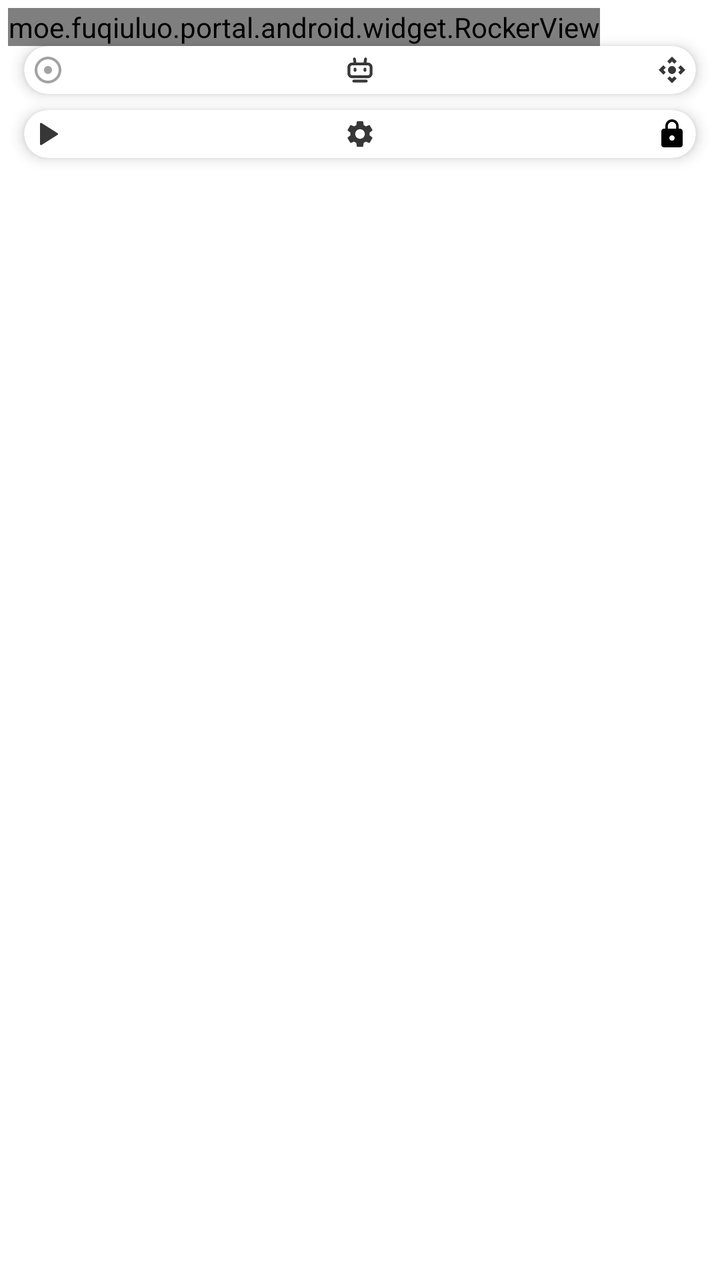
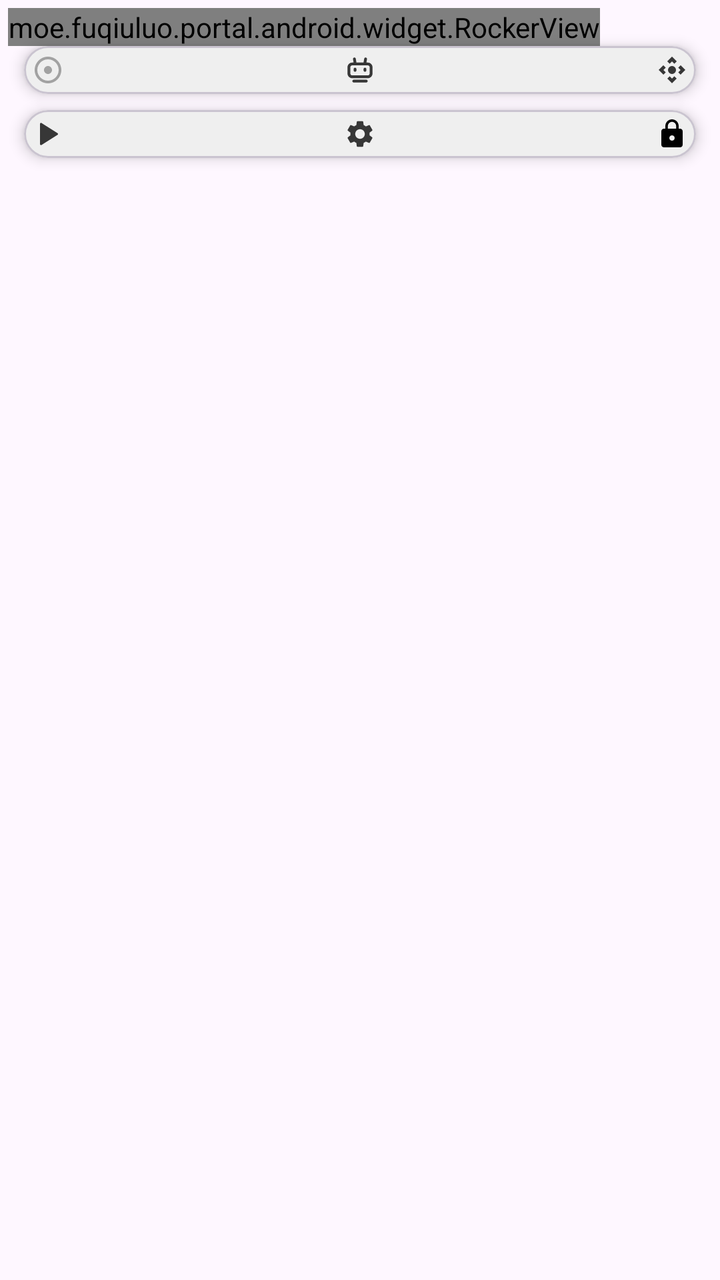

The first picture is an Android layout as it rendered before a commit; the second is the same layout after the commit. The layout source and the unified diff follow.
<!-- AndroidManifest.xml: application theme AppTheme -->
<!-- res/layout/layout_rocker.xml -->
<?xml version="1.0" encoding="utf-8"?>
<LinearLayout xmlns:android="http://schemas.android.com/apk/res/android"
    xmlns:tools="http://schemas.android.com/tools"
    android:layout_width="wrap_content"
    android:layout_height="wrap_content"
    xmlns:app="http://schemas.android.com/apk/res-auto"
    android:background="@android:color/transparent"
    android:padding="4dp"
    android:orientation="vertical">

    <moe.fuqiuluo.portal.android.widget.RockerView
        android:id="@+id/rocker"
        android:layout_width="wrap_content"
        android:layout_height="wrap_content"
        app:areaBackground="#E6494949"
        app:rockerBackground="#FFFFFF" />

    <androidx.cardview.widget.CardView
        android:layout_width="match_parent"
        android:layout_height="wrap_content"
        android:layout_marginLeft="8dp"
        android:layout_marginRight="8dp"
        android:layout_marginBottom="8dp"
        app:contentPadding="4dp"
        app:cardCornerRadius="12dp"
        app:cardBackgroundColor="@color/white"
        app:cardElevation="4dp">
        <LinearLayout
            android:layout_width="match_parent"
            android:layout_height="wrap_content"
            android:orientation="vertical">

            <androidx.constraintlayout.widget.ConstraintLayout
                android:layout_width="match_parent"
                android:layout_height="wrap_content"
                android:orientation="horizontal">

                <androidx.appcompat.widget.AppCompatImageView
                    android:id="@+id/move"
                    android:layout_width="16dp"
                    android:layout_height="16dp"
                    android:importantForAccessibility="no"
                    android:contentDescription="@string/app_name"
                    android:src="@drawable/baseline_adjust_24"
                    app:layout_constraintStart_toStartOf="parent"
                    app:layout_constraintTop_toTopOf="parent" />

                <com.google.android.material.textview.MaterialTextView
                    android:layout_width="wrap_content"
                    android:layout_height="wrap_content"
                    android:textSize="10sp"
                    android:text="@string/app_name"
                    android:layout_gravity="center"
                    android:gravity="center"
                    android:visibility="gone"
                    app:layout_constraintStart_toEndOf="@id/move"
                    app:layout_constraintTop_toTopOf="parent"
                    tools:ignore="SmallSp" />

                <androidx.appcompat.widget.AppCompatImageView
                    android:id="@+id/auto"
                    android:layout_width="16dp"
                    android:layout_height="16dp"
                    android:importantForAccessibility="no"
                    android:contentDescription="@string/app_name"
                    android:src="@drawable/baseline_robot_24"
                    app:tint="#373737"
                    app:layout_constraintBottom_toBottomOf="parent"
                    app:layout_constraintEnd_toEndOf="parent"
                    app:layout_constraintStart_toStartOf="parent"
                    app:layout_constraintTop_toTopOf="parent" />


                <androidx.appcompat.widget.AppCompatImageView
                    android:id="@+id/expand_menu"
                    android:layout_width="16dp"
                    android:layout_height="16dp"
                    android:importantForAccessibility="no"
                    android:contentDescription="@string/app_name"
                    android:src="@drawable/baseline_control_camera_24"
                    app:tint="#373737"
                    app:layout_constraintEnd_toEndOf="parent"
                    app:layout_constraintTop_toTopOf="parent" />

            </androidx.constraintlayout.widget.ConstraintLayout>
        </LinearLayout>
    </androidx.cardview.widget.CardView>

    <androidx.cardview.widget.CardView
        android:id="@+id/auto_card"
        android:layout_width="match_parent"
        android:layout_height="wrap_content"
        android:layout_marginLeft="8dp"
        android:layout_marginRight="8dp"
        android:layout_marginBottom="8dp"
        app:contentPadding="4dp"
        app:cardCornerRadius="12dp"
        app:cardBackgroundColor="@color/white"
        android:layout_gravity="center"
        app:cardElevation="4dp">
        <LinearLayout
            android:layout_width="match_parent"
            android:layout_height="wrap_content"
            android:orientation="vertical">

            <androidx.constraintlayout.widget.ConstraintLayout
                android:layout_width="match_parent"
                android:layout_height="wrap_content"
                android:orientation="horizontal">

                <androidx.appcompat.widget.AppCompatImageView
                    android:id="@+id/auto_play"
                    android:layout_width="16dp"
                    android:layout_height="16dp"
                    android:importantForAccessibility="no"
                    android:contentDescription="@string/app_name"
                    android:src="@drawable/baseline_play_24"
                    app:layout_constraintStart_toStartOf="parent"
                    app:layout_constraintTop_toTopOf="parent" />

                <com.google.android.material.textview.MaterialTextView
                    android:layout_width="wrap_content"
                    android:layout_height="wrap_content"
                    android:textSize="10sp"
                    android:text="@string/app_name"
                    android:layout_gravity="center"
                    android:gravity="center"
                    android:visibility="gone"
                    app:layout_constraintStart_toEndOf="@id/auto_play"
                    app:layout_constraintTop_toTopOf="parent"
                    tools:ignore="SmallSp" />

                <androidx.appcompat.widget.AppCompatImageView
                    android:id="@+id/auto_status"
                    android:layout_width="16dp"
                    android:layout_height="16dp"
                    android:importantForAccessibility="no"
                    android:contentDescription="@string/app_name"
                    android:src="@drawable/baseline_settings_24"
                    app:tint="#373737"
                    app:layout_constraintBottom_toBottomOf="parent"
                    app:layout_constraintEnd_toEndOf="parent"
                    app:layout_constraintStart_toStartOf="parent"
                    app:layout_constraintTop_toTopOf="parent" />

                <com.google.android.material.textview.MaterialTextView
                    android:layout_width="wrap_content"
                    android:layout_height="wrap_content"
                    android:textSize="10sp"
                    android:text="@string/app_name"
                    android:layout_gravity="center"
                    android:gravity="center"
                    android:visibility="gone"
                    app:layout_constraintStart_toEndOf="@id/auto_status"
                    app:layout_constraintTop_toTopOf="parent"
                    tools:ignore="SmallSp" />

                <androidx.appcompat.widget.AppCompatImageView
                    android:id="@+id/auto_lock"
                    android:layout_width="16dp"
                    android:layout_height="16dp"
                    android:importantForAccessibility="no"
                    android:contentDescription="@string/app_name"
                    android:background="@drawable/baseline_lock_24"
                    app:layout_constraintEnd_toEndOf="parent"
                    app:layout_constraintTop_toTopOf="parent" />

            </androidx.constraintlayout.widget.ConstraintLayout>
        </LinearLayout>
    </androidx.cardview.widget.CardView>

    <androidx.cardview.widget.CardView
        android:layout_width="match_parent"
        android:layout_height="wrap_content"
        android:layout_marginLeft="1dp"
        android:layout_marginRight="1dp"
        android:layout_marginBottom="8dp"
        app:contentPadding="4dp"
        app:cardCornerRadius="4dp"
        app:cardBackgroundColor="@color/white"
        android:visibility="gone"
        app:cardElevation="2dp">

        <androidx.constraintlayout.widget.ConstraintLayout
            android:id="@+id/expand_menu_layout"
            android:layout_width="match_parent"
            android:layout_height="wrap_content">

            <androidx.constraintlayout.widget.ConstraintLayout
                android:layout_width="match_parent"
                android:layout_height="wrap_content"
                app:layout_constraintTop_toTopOf="parent"
                app:layout_constraintStart_toStartOf="parent">

                <com.google.android.material.textview.MaterialTextView
                    style="@style/TextAppearance.Material3.LabelSmall"
                    android:layout_width="match_parent"
                    android:layout_height="wrap_content"
                    android:text="@string/rocker_speed"
                    android:textSize="8sp"
                    android:layout_weight="1"
                    android:maxLines="1"
                    android:gravity="center|start"
                    app:layout_constraintTop_toTopOf="parent"
                    app:layout_constraintStart_toStartOf="parent"
                    tools:ignore="SmallSp" />

                <com.google.android.material.textview.MaterialTextView
                    android:id="@+id/speed"
                    style="@style/TextAppearance.Material3.LabelSmall"
                    android:layout_width="match_parent"
                    android:layout_height="wrap_content"
                    android:text="@string/default_speed"
                    android:layout_weight="1"
                    android:textSize="8sp"
                    android:gravity="center|end"
                    android:maxLines="1"
                    app:layout_constraintTop_toTopOf="parent"
                    app:layout_constraintEnd_toEndOf="parent"
                    tools:ignore="SmallSp" />

                <com.google.android.material.slider.Slider
                    android:id="@+id/speed_slider"
                    android:layout_width="match_parent"
                    android:layout_height="wrap_content"
                    android:stepSize="5.0"
                    android:valueFrom="0.0"
                    android:valueTo="50.0"
                    app:tickVisible="false"
                    app:thumbElevation="2dp"
                    android:padding="0dp"
                    app:thumbHeight="8dp"
                    app:thumbRadius="4dp"
                    app:trackHeight="4dp"
                    app:layout_constraintBottom_toBottomOf="parent"
                    app:layout_constraintStart_toStartOf="parent" />

                <com.google.android.material.divider.MaterialDivider
                    android:id="@+id/divider"
                    android:layout_width="match_parent"
                    android:layout_height="wrap_content"
                    android:layout_marginTop="24dp"
                    app:layout_constraintTop_toBottomOf="@id/speed"
                    app:layout_constraintStart_toStartOf="parent" />

            </androidx.constraintlayout.widget.ConstraintLayout>


        </androidx.constraintlayout.widget.ConstraintLayout>
    </androidx.cardview.widget.CardView>

</LinearLayout>
<!-- resources referenced by this layout -->
<resources>
  <color name="white">#FFFFFFFF</color>
  <!-- drawable baseline_adjust_24 (drawable) -->
  <vector xmlns:android="http://schemas.android.com/apk/res/android" android:autoMirrored="true" android:height="12dp" android:tint="#A2A2A2" android:viewportHeight="24" android:viewportWidth="24" android:width="12dp">
        
      <path android:fillColor="@android:color/white" android:pathData="M12,2C6.49,2 2,6.49 2,12s4.49,10 10,10 10,-4.49 10,-10S17.51,2 12,2zM12,20c-4.41,0 -8,-3.59 -8,-8s3.59,-8 8,-8 8,3.59 8,8 -3.59,8 -8,8zM15,12c0,1.66 -1.34,3 -3,3s-3,-1.34 -3,-3 1.34,-3 3,-3 3,1.34 3,3z"/>
      
  </vector>
  <!-- drawable baseline_play_24 (drawable) -->
  <vector xmlns:android="http://schemas.android.com/apk/res/android"
      android:width="24dp"
      android:height="24dp"
      android:viewportWidth="1024"
      android:viewportHeight="1024">
    <path
        android:pathData="M817.1,485l-512,-323.7C295.2,155 282.8,154.6 272.6,160.2 262.3,165.9 256,176.6 256,188.3l0,647.3c0,11.6 6.3,22.4 16.6,28 4.8,2.7 10.1,4 15.4,4 6,0 11.9,-1.7 17.1,-4.9l512,-323.6C826.4,533.2 832,523 832,512 832,501 826.4,490.8 817.1,485z"
        android:fillColor="#373737"/>
  </vector>
  <string name="app_name">PortalEX</string>
  <string name="default_speed">1m/s</string>
  <string name="rocker_speed">摇杆速度</string>
  <style name="AppTheme" parent="Theme.MaterialComponents.Light.NoActionBar">
          <item name="colorPrimaryVariant">@color/purple_700</item>
          <item name="colorOnPrimary">@color/portal_appbar_color</item>
          <item name="colorSecondary">@color/portal_appbar_color</item>
          <item name="colorSecondaryVariant">@color/portal_appbar_color_center</item>
  
  
          <item name="colorOnSecondary">@color/white</item>
          <item name="colorPrimary">@color/theme_appbar_color</item>
          <item name="colorControlHighlight">@color/theme_focused_touch</item>
  
          <item name="colorPrimaryDark">@color/portal_appbar_color</item>
          <item name="android:statusBarColor">@android:color/transparent</item>
          <item name="windowActionModeOverlay">true</item>
          <item name="windowActionBar">false</item>
          <item name="windowNoTitle">true</item>
          <item name="android:windowDrawsSystemBarBackgrounds">true</item>
          <item name="android:windowTranslucentStatus">true</item>
          <item name="colorControlNormal">@color/white</item>
          <item name="colorControlActivated">@color/portal_appbar_color_dark</item>
          <item name="android:textColorHint">@android:color/white</item>
          <item name="android:editTextColor">@android:color/white</item>
          <item name="searchViewStyle">@style/Portal.SearchViewStyle</item>
          <item name="selectableItemBackgroundBorderless">@drawable/ripple_effect</item>
          <item name="sliderStyle">@style/Portal.SliderTheme</item>
      </style>
  <color name="purple_700">#FF3700B3</color>
  <color name="portal_appbar_color">#5F5F5F</color>
  <color name="portal_appbar_color_center">#494949</color>
  <color name="theme_appbar_color">#5F5F5F</color>
  <color name="theme_focused_touch">#A0A0A0</color>
  <color name="portal_appbar_color_dark">#373737</color>
  <style name="Portal.SearchViewStyle" parent="Widget.AppCompat.SearchView">
      </style>
  <!-- drawable ripple_effect (drawable) -->
  <ripple xmlns:android="http://schemas.android.com/apk/res/android"
      android:color="@color/selected_color">
      <item android:id="@android:id/mask" android:drawable="@color/white"/>
  </ripple >
  <style name="Portal.SliderTheme" parent="Widget.MaterialComponents.Slider">
  
      </style>
  <color name="selected_color">#BCBCBC</color>
  <!-- unchanged entries left out for length: 4 -->
</resources>

<!-- the commit's change to res/layout/layout_rocker.xml (unified diff, before → after) -->
@@ -15,7 +15,7 @@
         app:areaBackground="#E6494949"
         app:rockerBackground="#FFFFFF" />
 
-    <androidx.cardview.widget.CardView
+    <com.google.android.material.card.MaterialCardView
         android:layout_width="match_parent"
         android:layout_height="wrap_content"
         android:layout_marginLeft="8dp"
@@ -23,7 +23,7 @@
         android:layout_marginBottom="8dp"
         app:contentPadding="4dp"
         app:cardCornerRadius="12dp"
-        app:cardBackgroundColor="@color/white"
+        app:cardBackgroundColor="?attr/colorSurface"
         app:cardElevation="4dp">
         <LinearLayout
             android:layout_width="match_parent"
@@ -84,9 +84,9 @@
 
             </androidx.constraintlayout.widget.ConstraintLayout>
         </LinearLayout>
-    </androidx.cardview.widget.CardView>
-
-    <androidx.cardview.widget.CardView
+    </com.google.android.material.card.MaterialCardView>
+
+    <com.google.android.material.card.MaterialCardView
         android:id="@+id/auto_card"
         android:layout_width="match_parent"
         android:layout_height="wrap_content"
@@ -95,7 +95,7 @@
         android:layout_marginBottom="8dp"
         app:contentPadding="4dp"
         app:cardCornerRadius="12dp"
-        app:cardBackgroundColor="@color/white"
+        app:cardBackgroundColor="?attr/colorSurface"
         android:layout_gravity="center"
         app:cardElevation="4dp">
         <LinearLayout
@@ -167,17 +167,17 @@
 
             </androidx.constraintlayout.widget.ConstraintLayout>
         </LinearLayout>
-    </androidx.cardview.widget.CardView>
-
-    <androidx.cardview.widget.CardView
+    </com.google.android.material.card.MaterialCardView>
+
+    <com.google.android.material.card.MaterialCardView
         android:layout_width="match_parent"
         android:layout_height="wrap_content"
         android:layout_marginLeft="1dp"
         android:layout_marginRight="1dp"
         android:layout_marginBottom="8dp"
         app:contentPadding="4dp"
-        app:cardCornerRadius="4dp"
-        app:cardBackgroundColor="@color/white"
+        app:cardCornerRadius="12dp"
+        app:cardBackgroundColor="?attr/colorSurface"
         android:visibility="gone"
         app:cardElevation="2dp">
 
@@ -247,6 +247,6 @@
 
 
         </androidx.constraintlayout.widget.ConstraintLayout>
-    </androidx.cardview.widget.CardView>
+    </com.google.android.material.card.MaterialCardView>
 
 </LinearLayout>
<!-- resource entries referenced after the edit -->
@@ -1,6 +1,5 @@
 <!-- resources referenced by this layout -->
 <resources>
-  <color name="white">#FFFFFFFF</color>
   <!-- drawable baseline_adjust_24 (drawable) -->
   <vector xmlns:android="http://schemas.android.com/apk/res/android" android:autoMirrored="true" android:height="12dp" android:tint="#A2A2A2" android:viewportHeight="24" android:viewportWidth="24" android:width="12dp">
         
@@ -20,49 +19,36 @@
   <string name="app_name">PortalEX</string>
   <string name="default_speed">1m/s</string>
   <string name="rocker_speed">摇杆速度</string>
-  <style name="AppTheme" parent="Theme.MaterialComponents.Light.NoActionBar">
-          <item name="colorPrimaryVariant">@color/purple_700</item>
-          <item name="colorOnPrimary">@color/portal_appbar_color</item>
-          <item name="colorSecondary">@color/portal_appbar_color</item>
-          <item name="colorSecondaryVariant">@color/portal_appbar_color_center</item>
+  <style name="AppTheme" parent="Theme.Material3.Light.NoActionBar">
+          
+          <item name="colorPrimary">#5F5F5F</item>
+          <item name="colorOnPrimary">#FFFFFF</item>
+          <item name="colorPrimaryContainer">#E0E0E0</item>
+          <item name="colorOnPrimaryContainer">#1E1E1E</item>
+          <item name="colorSecondary">#494949</item>
+          <item name="colorOnSecondary">#FFFFFF</item>
+          <item name="colorSecondaryContainer">#E7E7E7</item>
+          <item name="colorOnSecondaryContainer">#2A2A2A</item>
+          <item name="colorSurface">#FFFFFF</item>
+          <item name="colorOnSurface">#1A1A1A</item>
+          <item name="colorSurfaceVariant">#F0F0F0</item>
+          <item name="colorOnSurfaceVariant">#5F5F5F</item>
+          <item name="colorOutline">#747474</item>
   
-  
-          <item name="colorOnSecondary">@color/white</item>
-          <item name="colorPrimary">@color/theme_appbar_color</item>
-          <item name="colorControlHighlight">@color/theme_focused_touch</item>
-  
-          <item name="colorPrimaryDark">@color/portal_appbar_color</item>
+          
           <item name="android:statusBarColor">@android:color/transparent</item>
+          <item name="android:windowDrawsSystemBarBackgrounds">true</item>
+          <item name="android:windowTranslucentStatus">true</item>
           <item name="windowActionModeOverlay">true</item>
           <item name="windowActionBar">false</item>
           <item name="windowNoTitle">true</item>
-          <item name="android:windowDrawsSystemBarBackgrounds">true</item>
-          <item name="android:windowTranslucentStatus">true</item>
-          <item name="colorControlNormal">@color/white</item>
-          <item name="colorControlActivated">@color/portal_appbar_color_dark</item>
-          <item name="android:textColorHint">@android:color/white</item>
-          <item name="android:editTextColor">@android:color/white</item>
+  
+          
           <item name="searchViewStyle">@style/Portal.SearchViewStyle</item>
-          <item name="selectableItemBackgroundBorderless">@drawable/ripple_effect</item>
           <item name="sliderStyle">@style/Portal.SliderTheme</item>
       </style>
-  <color name="purple_700">#FF3700B3</color>
-  <color name="portal_appbar_color">#5F5F5F</color>
-  <color name="portal_appbar_color_center">#494949</color>
-  <color name="theme_appbar_color">#5F5F5F</color>
-  <color name="theme_focused_touch">#A0A0A0</color>
-  <color name="portal_appbar_color_dark">#373737</color>
-  <style name="Portal.SearchViewStyle" parent="Widget.AppCompat.SearchView">
-      </style>
-  <!-- drawable ripple_effect (drawable) -->
-  <ripple xmlns:android="http://schemas.android.com/apk/res/android"
-      android:color="@color/selected_color">
-      <item android:id="@android:id/mask" android:drawable="@color/white"/>
-  </ripple >
-  <style name="Portal.SliderTheme" parent="Widget.MaterialComponents.Slider">
-  
-      </style>
-  <color name="selected_color">#BCBCBC</color>
+  <style name="Portal.SearchViewStyle" parent="Widget.AppCompat.SearchView" />
+  <style name="Portal.SliderTheme" parent="Widget.Material3.Slider" />
   <!-- unchanged entries left out for length: 4 -->
 </resources>
 
